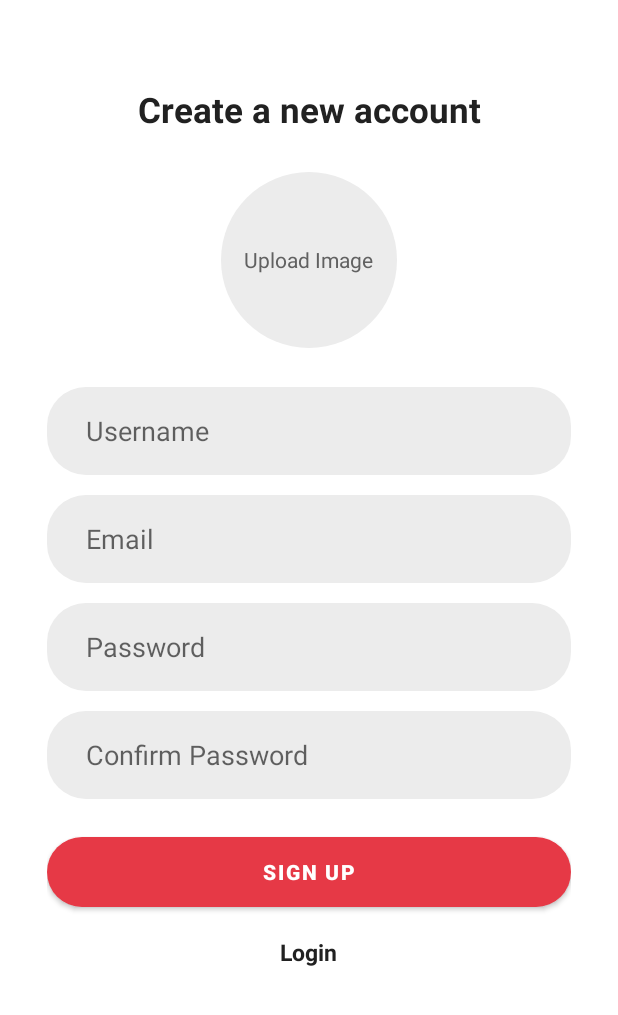
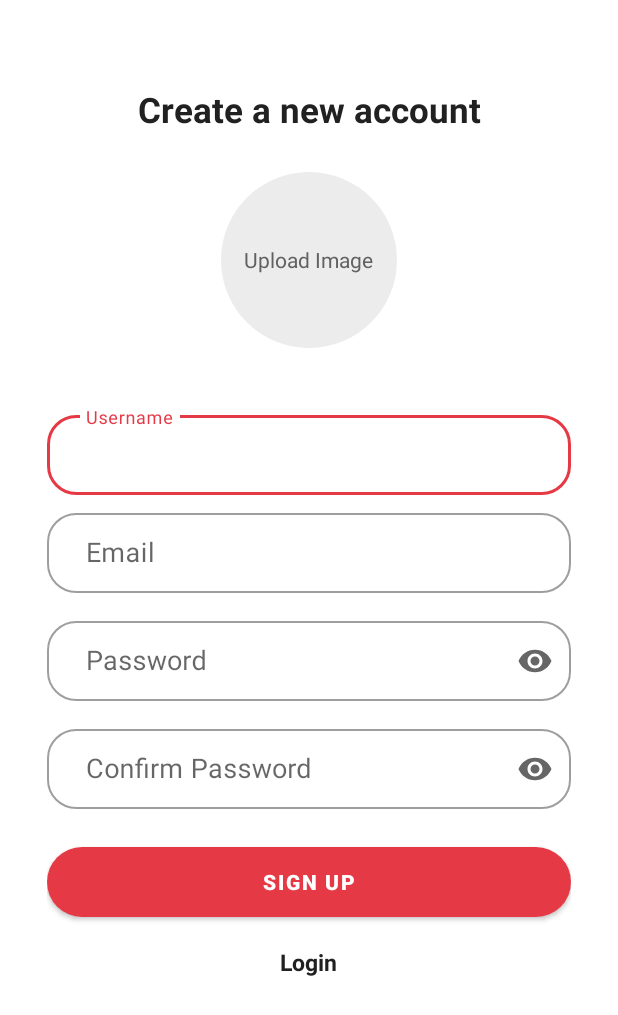
Before and after one commit to ETS-Android2/Textim, an Android app: the RegistrationActivity screen opened directly, with no data from a screen before it, on a phone screen of 412 x 824 dp. Shown: the top 1015 px of the screen. Run offline under Robolectric (Android 15) with nearby library versions, the phone set to English and light mode, and no system bars; our stand-ins replace Firebase (no records; nobody signed in at launch, a user with empty details on screens opened directly), sdp/ssp sizes; plain views replace RoundedImageView.

```diff
--- a/app/src/main/java/com/example/textim/activities/ChatActivity.java
+++ b/app/src/main/java/com/example/textim/activities/ChatActivity.java
@@ -137,7 +137,7 @@ public class ChatActivity extends BaseActivity {
                     chatMsgs.add(chatMsg);
                 }
             }
-            Collections.sort(chatMsgs, (obj1,obj2) -> obj2.dateObject.compareTo(obj1.dateObject));
+            Collections.sort(chatMsgs, (obj1,obj2) -> obj1.dateObject.compareTo(obj2.dateObject));
             if (count == 0) {
                 chatAdapter.notifyDataSetChanged();
             } else {
--- a/app/src/main/res/layout/activity_main.xml
+++ b/app/src/main/res/layout/activity_main.xml
@@ -14,7 +14,7 @@
         android:layout_marginStart="@dimen/_15sdp"
         android:layout_marginLeft="@dimen/_15sdp"
         android:layout_marginTop="@dimen/_10sdp"
-        android:background="@drawable/background_icon"
+        android:background="@drawable/background_image"
         android:scaleType="centerCrop"
         app:layout_constraintStart_toStartOf="parent"
         app:layout_constraintTop_toTopOf="parent"
--- a/app/src/main/res/layout/activity_registration.xml
+++ b/app/src/main/res/layout/activity_registration.xml
@@ -51,65 +51,109 @@
 
         </FrameLayout>
 
-        <EditText
+        <com.google.android.material.textfield.TextInputLayout
+            style="@style/Widget.MaterialComponents.TextInputLayout.OutlinedBox"
+            app:endIconMode="clear_text"
             android:id="@+id/username"
             android:layout_width="match_parent"
             android:layout_height="@dimen/_45sdp"
-            android:layout_marginTop="@dimen/_20sdp"
-            android:background="@drawable/input_background"
+            android:layout_marginTop="@dimen/_30sdp"
             android:hint="@string/username"
+            app:boxCornerRadiusBottomEnd="@dimen/_15sdp"
+            app:boxCornerRadiusTopEnd="@dimen/_15sdp"
+            app:boxCornerRadiusBottomStart="@dimen/_15sdp"
+            app:boxCornerRadiusTopStart="@dimen/_15sdp">
+
+            <com.google.android.material.textfield.TextInputEditText
+                android:layout_width="match_parent"
+                android:layout_height="match_parent"
                 android:imeOptions="actionNext"
                 android:importantForAutofill="no"
                 android:inputType="textPersonName"
                 android:paddingStart="@dimen/_20sdp"
                 android:paddingEnd="@dimen/_20sdp"
-            android:textColor="@color/primary_text"
-            android:textSize="@dimen/_14sdp" />
+                android:textSize="@dimen/_14sdp"
+                android:textColor="@color/primary_text"/>
 
-        <EditText
+        </com.google.android.material.textfield.TextInputLayout>
+
+        <com.google.android.material.textfield.TextInputLayout
+            style="@style/Widget.MaterialComponents.TextInputLayout.OutlinedBox"
+            app:endIconMode="clear_text"
             android:id="@+id/email"
             android:layout_width="match_parent"
             android:layout_height="@dimen/_45sdp"
-            android:layout_marginTop="@dimen/_10sdp"
-            android:background="@drawable/input_background"
-            android:textColor="@color/primary_text"
-            android:textSize="@dimen/_14sdp"
+            android:layout_marginTop="@dimen/_5sdp"
             android:hint="@string/email"
+            app:boxCornerRadiusBottomEnd="@dimen/_15sdp"
+            app:boxCornerRadiusTopEnd="@dimen/_15sdp"
+            app:boxCornerRadiusBottomStart="@dimen/_15sdp"
+            app:boxCornerRadiusTopStart="@dimen/_15sdp">
+
+            <com.google.android.material.textfield.TextInputEditText
+                android:layout_width="match_parent"
+                android:layout_height="match_parent"
+                android:imeOptions="actionNext"
+                android:importantForAutofill="no"
+                android:inputType="textEmailAddress"
                 android:paddingStart="@dimen/_20sdp"
                 android:paddingEnd="@dimen/_20sdp"
-            android:imeOptions="actionNext"
-            android:importantForAutofill="no"
-            android:inputType="textEmailAddress" />
+                android:textSize="@dimen/_14sdp"
+                android:textColor="@color/primary_text"/>
 
-        <EditText
+        </com.google.android.material.textfield.TextInputLayout>
+
+        <com.google.android.material.textfield.TextInputLayout
+            style="@style/Widget.MaterialComponents.TextInputLayout.OutlinedBox"
+            app:endIconMode="password_toggle"
             android:id="@+id/password"
             android:layout_width="match_parent"
             android:layout_height="@dimen/_45sdp"
             android:layout_marginTop="@dimen/_10sdp"
-            android:background="@drawable/input_background"
             android:hint="@string/password"
+            app:boxCornerRadiusBottomEnd="@dimen/_15sdp"
+            app:boxCornerRadiusTopEnd="@dimen/_15sdp"
+            app:boxCornerRadiusBottomStart="@dimen/_15sdp"
+            app:boxCornerRadiusTopStart="@dimen/_15sdp">
+
+            <com.google.android.material.textfield.TextInputEditText
+                android:layout_width="match_parent"
+                android:layout_height="match_parent"
                 android:imeOptions="actionNext"
                 android:importantForAutofill="no"
                 android:inputType="textPassword"
                 android:paddingStart="@dimen/_20sdp"
                 android:paddingEnd="@dimen/_20sdp"
-            android:textColor="@color/primary_text"
-            android:textSize="@dimen/_14sdp" />
+                android:textSize="@dimen/_14sdp"
+                android:textColor="@color/primary_text"/>
 
-        <EditText
+        </com.google.android.material.textfield.TextInputLayout>
+
+        <com.google.android.material.textfield.TextInputLayout
+            style="@style/Widget.MaterialComponents.TextInputLayout.OutlinedBox"
+            app:endIconMode="password_toggle"
             android:id="@+id/verifyPass"
             android:layout_width="match_parent"
             android:layout_height="@dimen/_45sdp"
             android:layout_marginTop="@dimen/_10sdp"
-            android:background="@drawable/input_background"
             android:hint="@string/confirm_password"
+            app:boxCornerRadiusBottomEnd="@dimen/_15sdp"
+            app:boxCornerRadiusTopEnd="@dimen/_15sdp"
+            app:boxCornerRadiusBottomStart="@dimen/_15sdp"
+            app:boxCornerRadiusTopStart="@dimen/_15sdp">
+
+            <com.google.android.material.textfield.TextInputEditText
+                android:layout_width="match_parent"
+                android:layout_height="match_parent"
                 android:imeOptions="actionNext"
                 android:importantForAutofill="no"
                 android:inputType="textPassword"
                 android:paddingStart="@dimen/_20sdp"
                 android:paddingEnd="@dimen/_20sdp"
-            android:textColor="@color/primary_text"
-            android:textSize="@dimen/_14sdp" />
+                android:textSize="@dimen/_14sdp"
+                android:textColor="@color/primary_text"/>
+
+        </com.google.android.material.textfield.TextInputLayout>
 
         <FrameLayout
             android:layout_width="match_parent"
```
Also changed, not shown: app/src/main/java/com/example/textim/activities/LogInActivity.java (+5 -5 lines), app/src/main/java/com/example/textim/activities/RegistrationActivity.java (+10 -10 lines), app/src/main/res/layout/activity_log_in.xml (+40 -18 lines). Lines whose indentation alone changed are shown as unchanged.
